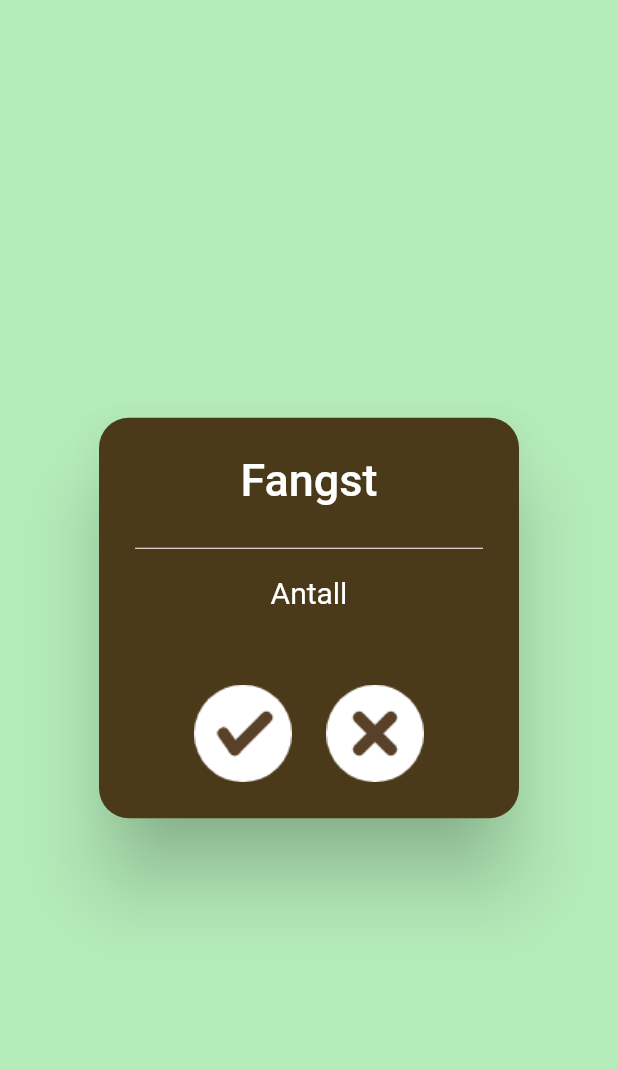
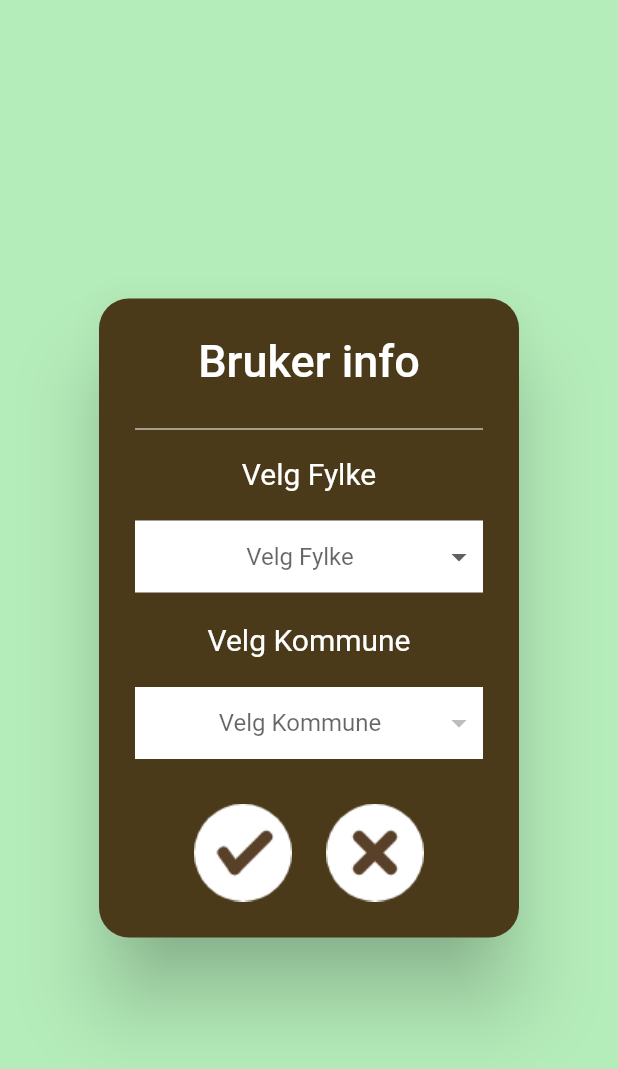
Before and after one commit to TrendingTechnology/SnegleStatisitikkFlutter, a Flutter app: the UserInfo screen opened directly, on a phone screen of 412 x 824 dp. Shown: the top 1069 px of the screen. Run offline on Flutter 3.47's test engine with Material 2 defaults, Android fonts, the phone set to English and light mode, and no system bars.

Commit message:
Ready to write kommuner.dart

```diff
--- a/lib/ui/pages/user_info.dart
+++ b/lib/ui/pages/user_info.dart
@@ -9,6 +9,11 @@ class UserInfo extends StatefulWidget  {
 
 class _UserInfoState extends State<UserInfo> {
 
+  List<String> _fylker = ['A', 'B', 'C', 'D'];
+  List<String> _kommuner = []; // Get set when fylke has been choosen
+  String _selectedFylke;
+  String _selectedKommune;
+
   @override
   Widget build(BuildContext context) {
     return Scaffold(
@@ -17,7 +22,7 @@ class _UserInfoState extends State<UserInfo> {
         builder: (context) => AlertDialog(
           backgroundColor: CustomTheme.getTheme.dialogBackgroundColor,
           shape: RoundedRectangleBorder(borderRadius: BorderRadius.circular(20)),
-          title: Text('Fangst',
+          title: Text('Bruker info',
             style: TextStyle(
               color: Colors.white,
               fontSize: 30.0
@@ -32,7 +37,7 @@ class _UserInfoState extends State<UserInfo> {
                 ),
                 Padding(
                   padding: EdgeInsets.only(top: 10.0, bottom: 20.0),
-                  child: Text('Antall',
+                  child: Text('Velg Fylke',
                     style: TextStyle(
                       fontSize: 20.0,
                       color: Colors.white,
@@ -41,7 +46,71 @@ class _UserInfoState extends State<UserInfo> {
                   ),
                 ),
                 Container(
-                  //Dropdown for fylke her!
+                  color: Colors.white,
+                  child: DropdownButtonHideUnderline(
+                    child: ButtonTheme(
+                      alignedDropdown: true,
+                      child: DropdownButton(
+                        isExpanded: true,
+                        hint: Center(
+                          child: Text('Velg Fylke')
+                        ),
+                        value: _selectedFylke,
+                        onChanged: (newValue) {
+                          setState(() {
+                            // Set the _kommuner list here!
+                            _selectedFylke = newValue;
+                          });
+                        },
+                        items: _fylker.map((fylke) {
+                          return DropdownMenuItem(
+                            child: Center(
+                              child: Text(fylke)
+                            ),
+                            value: fylke,
+                          );
+                        }).toList(),
+                      ),
+                    ),
+                  ),
+                ),
+                Padding(
+                  padding: EdgeInsets.only(top: 20.0, bottom: 20.0),
+                  child: Text('Velg Kommune',
+                    style: TextStyle(
+                      fontSize: 20.0,
+                      color: Colors.white,
+                    ),
+                    textAlign: TextAlign.center,
+                  ),
+                ),
+                Container(
+                  color: Colors.white,
+                  child: DropdownButtonHideUnderline(
+                    child: ButtonTheme(
+                      alignedDropdown: true,
+                      child: DropdownButton(
+                        isExpanded: true,
+                        hint: Center(
+                          child: Text('Velg Kommune'),
+                        ),
+                        value: _selectedKommune,
+                        onChanged: (newValue) {
+                          setState(() {
+                            _selectedKommune = newValue;
+                          });
+                        },
+                        items: _kommuner.map((kommune) {
+                          return DropdownMenuItem(
+                            child: Center(
+                              child: Text(kommune)
+                            ),
+                            value: kommune,
+                          );
+                        }).toList(),
+                      ),
+                    ),
+                  ),
                 ),
                 Padding(
                   padding: EdgeInsets.only(top: 30.0),
@@ -50,7 +119,7 @@ class _UserInfoState extends State<UserInfo> {
                     children: <Widget>[
                       RawMaterialButton(
                         onPressed: () {
-                          // SEND _formController.text to DB together with al the other date the model needs.
+                          // Save fylke and kommune to SQLite DB. Usermodel.
                           FocusScope.of(context).requestFocus(FocusNode());
                           Navigator.pop(context);
                         },
--- a/pubspec.yaml
+++ b/pubspec.yaml
@@ -17,6 +17,7 @@ environment:
   sdk: ">=2.1.0 <3.0.0"
 
 dependencies:
+  sqflite: ^1.1.8
   flutter:
     sdk: flutter
 
```
Also changed, not shown: lib/database/models/user_model.dart (renamed from lib/database/models/user.dart), pubspec.lock, 2 other files.
